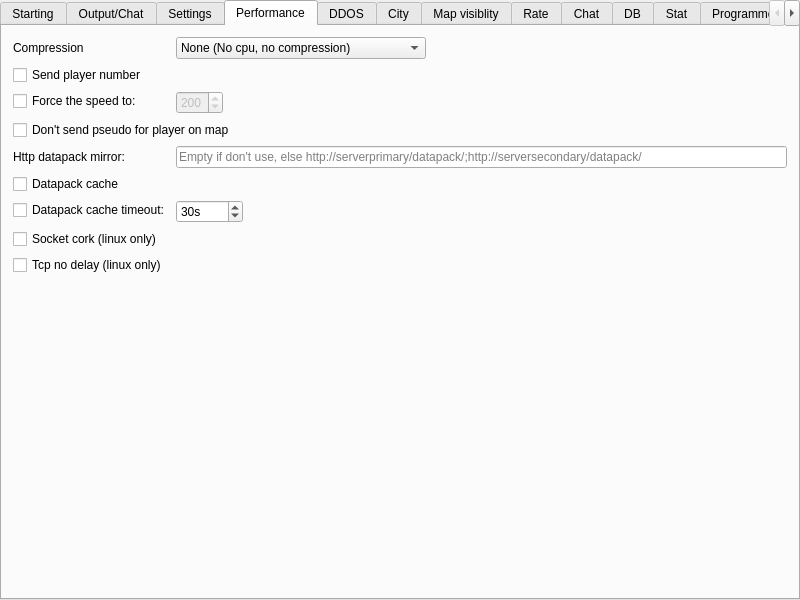
Qt form server/MainWindow.ui (alphaonex86/CatchChallenger) before a commit.
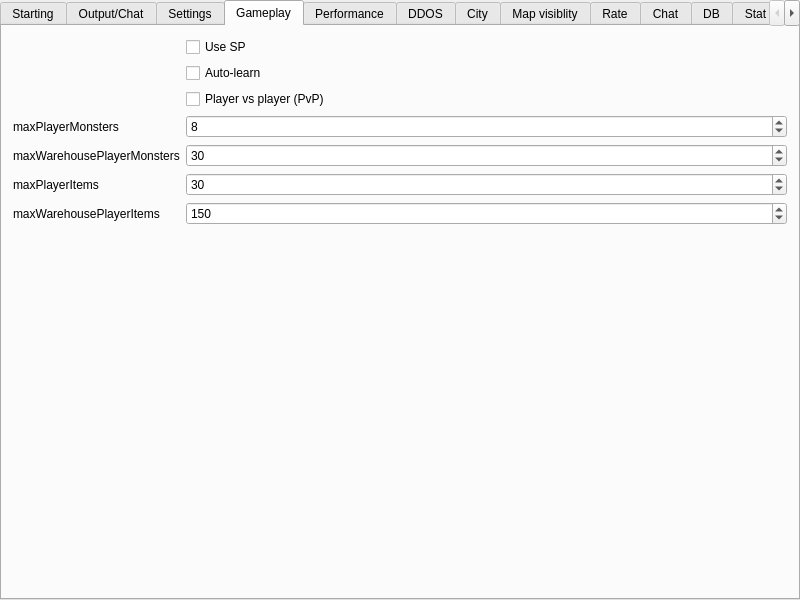
The same form after that commit. Icons and pictures are not drawn.

```diff
--- a/server/MainWindow.ui
+++ b/server/MainWindow.ui
@@ -212,14 +212,7 @@
           </property>
          </widget>
         </item>
-        <item row="2" column="1">
-         <widget class="QCheckBox" name="pvp">
-          <property name="text">
-           <string>Player vs player</string>
-          </property>
-         </widget>
-        </item>
-        <item row="3" column="0">
+        <item row="2" column="0">
          <widget class="QLabel" name="label_7">
           <property name="text">
            <string>Server port</string>
@@ -392,27 +385,102 @@
           </item>
          </layout>
         </item>
-        <item row="13" column="1">
-         <widget class="QCheckBox" name="useSsl">
-          <property name="text">
-           <string>Use ssl</string>
-          </property>
-         </widget>
-        </item>
-        <item row="5" column="1">
+       </layout>
+      </widget>
+      <widget class="QWidget" name="gameplay">
+       <attribute name="title">
+        <string>Gameplay</string>
+       </attribute>
+       <layout class="QFormLayout" name="formLayout_9">
+        <item row="0" column="1">
          <widget class="QCheckBox" name="useSP">
           <property name="text">
            <string>Use SP</string>
           </property>
          </widget>
         </item>
-        <item row="6" column="1">
+        <item row="1" column="1">
          <widget class="QCheckBox" name="autoLearn">
           <property name="text">
            <string>Auto-learn</string>
           </property>
          </widget>
         </item>
+        <item row="2" column="1">
+         <widget class="QCheckBox" name="pvp">
+          <property name="text">
+           <string>Player vs player (PvP)</string>
+          </property>
+         </widget>
+        </item>
+        <item row="3" column="0">
+         <widget class="QLabel" name="label_26">
+          <property name="text">
+           <string>maxPlayerMonsters</string>
+          </property>
+         </widget>
+        </item>
+        <item row="3" column="1">
+         <widget class="QSpinBox" name="maxPlayerMonsters">
+          <property name="maximum">
+           <number>255</number>
+          </property>
+          <property name="value">
+           <number>8</number>
+          </property>
+         </widget>
+        </item>
+        <item row="4" column="0">
+         <widget class="QLabel" name="label_28">
+          <property name="text">
+           <string>maxWarehousePlayerMonsters</string>
+          </property>
+         </widget>
+        </item>
+        <item row="4" column="1">
+         <widget class="QSpinBox" name="maxWarehousePlayerMonsters">
+          <property name="maximum">
+           <number>255</number>
+          </property>
+          <property name="value">
+           <number>30</number>
+          </property>
+         </widget>
+        </item>
+        <item row="5" column="0">
+         <widget class="QLabel" name="label_29">
+          <property name="text">
+           <string>maxPlayerItems</string>
+          </property>
+         </widget>
+        </item>
+        <item row="5" column="1">
+         <widget class="QSpinBox" name="maxPlayerItems">
+          <property name="maximum">
+           <number>255</number>
+          </property>
+          <property name="value">
+           <number>30</number>
+          </property>
+         </widget>
+        </item>
+        <item row="6" column="1">
+         <widget class="QSpinBox" name="maxWarehousePlayerItems">
+          <property name="maximum">
+           <number>255</number>
+          </property>
+          <property name="value">
+           <number>150</number>
+          </property>
+         </widget>
+        </item>
+        <item row="6" column="0">
+         <widget class="QLabel" name="label_30">
+          <property name="text">
+           <string>maxWarehousePlayerItems</string>
+          </property>
+         </widget>
+        </item>
        </layout>
       </widget>
       <widget class="QWidget" name="performance">
```
Left out of the diff: 60 changed lines with no effect on the pictures.
